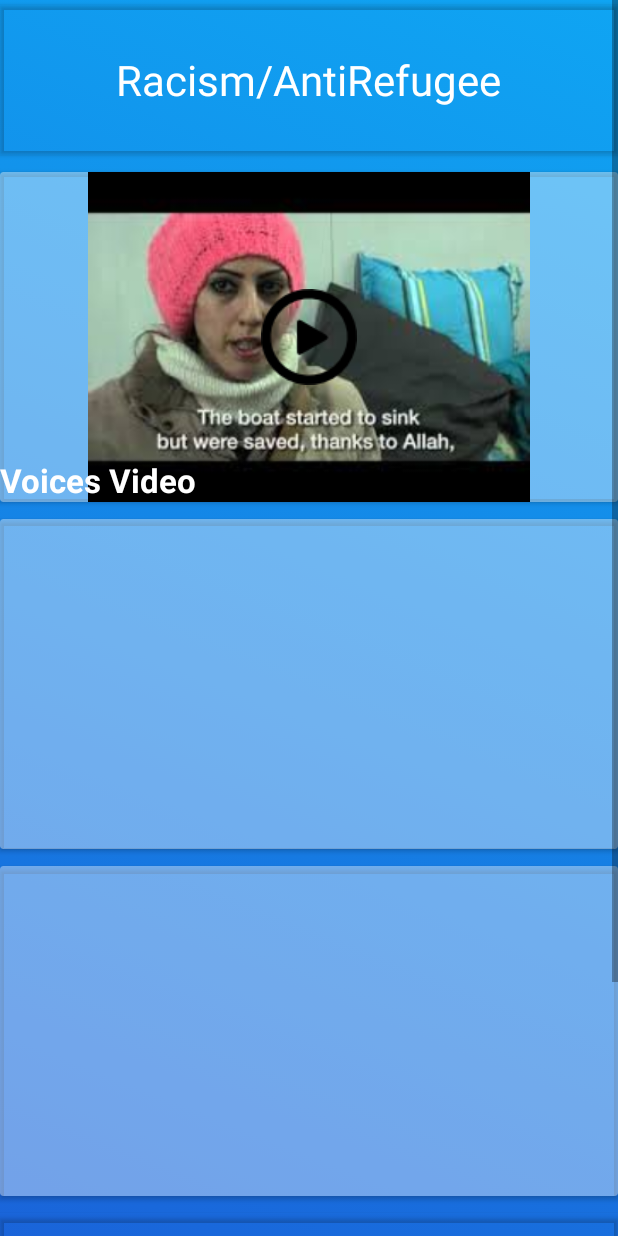
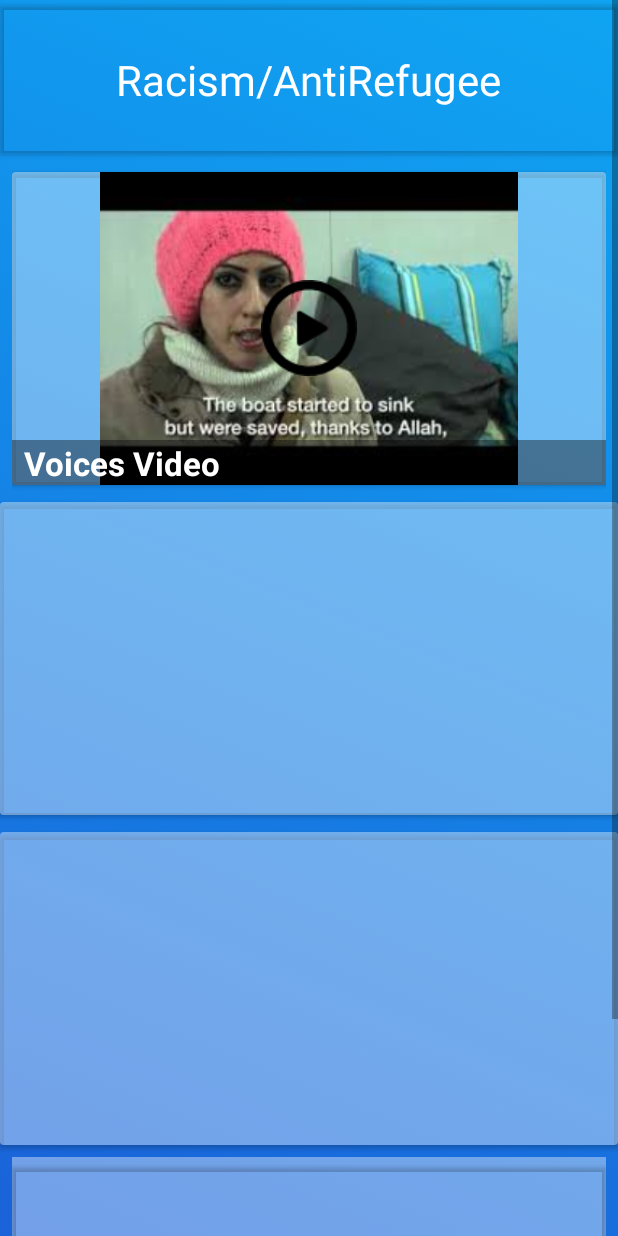
Before and after one commit to cedanmurat/BRefugee, an Android app: the layout racism_antirefugee.xml on its own in the app's theme, with its tools: preview values and no code run, on a phone screen of 412 x 824 dp. Run offline under Robolectric (Android 15) with nearby library versions, the phone set to English and light mode, and no system bars.

Commit message:
fixing mmodels

```diff
--- a/app/src/main/res/layout/racism_antirefugee.xml
+++ b/app/src/main/res/layout/racism_antirefugee.xml
@@ -1,16 +1,15 @@
 <?xml version="1.0" encoding="utf-8"?>
 
 <ScrollView xmlns:android="http://schemas.android.com/apk/res/android"
+    xmlns:app="http://schemas.android.com/apk/res-auto"
     android:layout_width="match_parent"
     android:layout_height="match_parent"
-    xmlns:app="http://schemas.android.com/apk/res-auto"
-    android:background="@android:color/transparent"
-    >
+    android:background="@android:color/transparent">
+
     <RelativeLayout
         android:layout_width="match_parent"
         android:layout_height="match_parent"
-        android:background="@drawable/backgroundgradient"
-        >
+        android:background="@drawable/backgroundgradient">
 
 
         <LinearLayout
@@ -32,86 +31,96 @@
                 <TextView
                     android:layout_width="wrap_content"
                     android:layout_height="wrap_content"
+                    android:layout_gravity="center"
                     android:text="Racism/AntiRefugee"
                     android:textColor="#ffffff"
-                    android:textSize="28sp"
-                    android:layout_gravity="center"
-                    />
+                    android:textSize="28sp" />
 
             </android.support.v7.widget.CardView>
         </LinearLayout>
+
         <LinearLayout
             android:id="@+id/linear2"
             android:layout_width="match_parent"
-            android:layout_height="wrap_content"
+            android:layout_height="220dp"
             android:layout_below="@id/linear1"
+            android:layout_marginLeft="8dp"
+            android:layout_marginRight="8dp"
             android:orientation="vertical">
 
             <android.support.v7.widget.CardView
                 android:layout_width="match_parent"
-                android:layout_height="220dp"
+                android:layout_height="match_parent"
                 android:layout_gravity="bottom"
                 android:layout_marginBottom="8dp"
                 android:layout_marginTop="3dp"
                 android:paddingTop="10dp"
                 app:cardBackgroundColor="#63ffffff">
-                <RelativeLayout
-                    android:layout_width="match_parent"
-                    android:layout_height="match_parent"
-                    android:gravity="center">
-                    <ImageView
-                        android:layout_width="match_parent"
-                        android:layout_height="match_parent"
-                        android:src="@drawable/voicesimage"
-                        />
-                    <ImageView
-                        android:layout_width="wrap_content"
-                        android:layout_height="wrap_content"
-                        android:src="@drawable/play2new"
-                        android:layout_centerInParent="true"
-                        />
-                    <TextView
-                        android:layout_width="wrap_content"
-                        android:layout_height="wrap_content"
-                        android:text="Voices Video"
-                        android:textSize="22sp"
-                        android:textStyle="bold"
-                        android:textColor="#ffffff"
-                        android:layout_alignParentBottom="true"
-                        />
-
-
-                </RelativeLayout>
-            </android.support.v7.widget.CardView>
-        </LinearLayout>
-        <LinearLayout
-            android:id="@+id/linear3"
-            android:layout_width="match_parent"
-            android:layout_height="wrap_content"
-            android:layout_below="@id/linear2"
-            android:orientation="vertical">
-
-            <android.support.v7.widget.CardView
-                android:layout_width="match_parent"
-                android:layout_height="220dp"
-                android:layout_gravity="bottom"
-                android:layout_marginBottom="8dp"
-                android:layout_marginTop="3dp"
-                android:paddingTop="10dp"
-                app:cardBackgroundColor="#63ffffff">
-                <android.support.v7.widget.RecyclerView
-                    android:id="@+id/case_study_voices"
-                    android:layout_width="wrap_content"
-                    android:layout_gravity="center"
-                    android:layout_height="wrap_content"
-                    android:scrollbars="horizontal"
-                    android:orientation="horizontal"/>
 
                 <RelativeLayout
                     android:layout_width="match_parent"
                     android:layout_height="match_parent"
                     android:gravity="center">
 
+                    <ImageView
+                        android:layout_width="match_parent"
+                        android:layout_height="match_parent"
+                        android:src="@drawable/voicesimage" />
+
+                    <ImageView
+                        android:layout_width="wrap_content"
+                        android:layout_height="wrap_content"
+                        android:layout_centerInParent="true"
+                        android:src="@drawable/play2new" />
+                    <View
+                        android:layout_width="match_parent"
+                        android:layout_height="30dp"
+                        android:layout_alignParentBottom="true"
+                        android:background="#63000000"/>
+
+                    <TextView
+                        android:layout_width="wrap_content"
+                        android:layout_height="wrap_content"
+                        android:layout_alignParentBottom="true"
+                        android:text="Voices Video"
+                        android:textColor="#ffffff"
+                        android:layout_marginLeft="8dp"
+                        android:textSize="22sp"
+                        android:textStyle="bold" />
+
+
+                </RelativeLayout>
+            </android.support.v7.widget.CardView>
+        </LinearLayout>
+
+        <LinearLayout
+            android:id="@+id/linear3"
+            android:layout_width="match_parent"
+            android:layout_height="220dp"
+            android:layout_below="@id/linear2"
+            android:orientation="vertical">
+
+            <android.support.v7.widget.CardView
+                android:layout_width="match_parent"
+                android:layout_height="match_parent"
+                android:layout_gravity="bottom"
+                android:layout_marginBottom="8dp"
+                android:layout_marginTop="3dp"
+                android:paddingTop="10dp"
+                app:cardBackgroundColor="#63ffffff">
+
+                <android.support.v7.widget.RecyclerView
+                    android:id="@+id/case_study_voices"
+                    android:layout_width="wrap_content"
+                    android:layout_height="wrap_content"
+                    android:layout_gravity="center"
+                    android:orientation="horizontal"
+                    android:scrollbars="horizontal" />
+
+                <RelativeLayout
+                    android:layout_width="match_parent"
+                    android:layout_height="match_parent"
+                    android:gravity="center">
 
 
                 </RelativeLayout>
@@ -121,25 +130,26 @@
         <LinearLayout
             android:id="@+id/linear4"
             android:layout_width="match_parent"
-            android:layout_height="wrap_content"
+            android:layout_height="220dp"
             android:layout_below="@id/linear3"
             android:orientation="vertical">
 
             <android.support.v7.widget.CardView
                 android:layout_width="match_parent"
-                android:layout_height="220dp"
+                android:layout_height="match_parent"
                 android:layout_gravity="bottom"
                 android:layout_marginBottom="8dp"
                 android:layout_marginTop="3dp"
                 android:paddingTop="10dp"
                 app:cardBackgroundColor="#63ffffff">
+
                 <android.support.v7.widget.RecyclerView
                     android:id="@+id/recycler_howtomediate"
                     android:layout_width="wrap_content"
+                    android:layout_height="wrap_content"
                     android:layout_gravity="center"
-                    android:layout_height="wrap_content"
-                    android:scrollbars="horizontal"
-                    android:orientation="horizontal"/>
+                    android:orientation="horizontal"
+                    android:scrollbars="horizontal" />
 
                 <RelativeLayout
                     android:layout_width="match_parent"
@@ -147,34 +157,36 @@
                     android:gravity="center">
 
 
-
                 </RelativeLayout>
             </android.support.v7.widget.CardView>
         </LinearLayout>
+
         <LinearLayout
             android:id="@+id/linear5"
             android:layout_width="match_parent"
-            android:layout_height="wrap_content"
+            android:layout_height="220dp"
             android:layout_below="@id/linear4"
+            android:layout_marginLeft="8dp"
+            android:layout_marginRight="8dp"
+            android:layout_marginBottom="8dp"
+            android:background="#63ffffff"
             android:orientation="vertical">
 
             <android.support.v7.widget.CardView
                 android:layout_width="match_parent"
-                android:layout_height="220dp"
+                android:layout_height="match_parent"
                 android:layout_gravity="bottom"
-                android:layout_marginBottom="8dp"
                 android:layout_marginTop="3dp"
                 android:paddingTop="10dp"
                 app:cardBackgroundColor="@android:color/transparent">
 
                 <TextView
-                    android:layout_width="wrap_content"
-                    android:layout_height="wrap_content"
+                    android:layout_width="match_parent"
+                    android:layout_height="match_parent"
+                    android:gravity="center"
                     android:text="Workshop Guidelines"
                     android:textColor="#ffffff"
-                    android:textSize="28sp"
-                    android:layout_gravity="center"
-                    />
+                    android:textSize="28sp" />
 
             </android.support.v7.widget.CardView>
         </LinearLayout>
```
Also changed, not shown: app/src/main/java/org/beyondrefuge/www/Model/News.java (+13 -1 lines), app/src/main/java/org/beyondrefuge/www/Model/NewsFeedNewsModel.java (+22 -10 lines), app/src/main/java/org/beyondrefuge/www/Model/Video.java (+16 -2 lines), app/src/main/res/layout/horizontal2_item.xml (+13 -4 lines).
